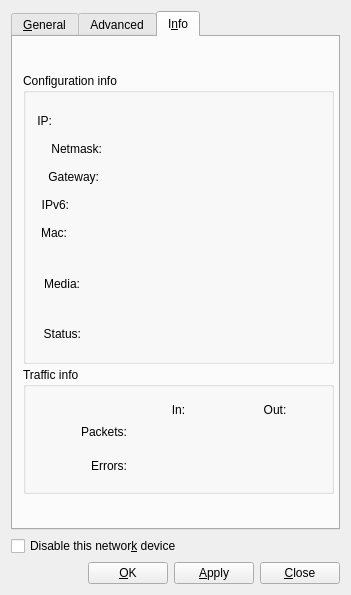
The window that src/ethernetconfig/ethernetconfig.ui (Peter2121/pc-networkmanager) describes before a commit, drawn with Qt 5.
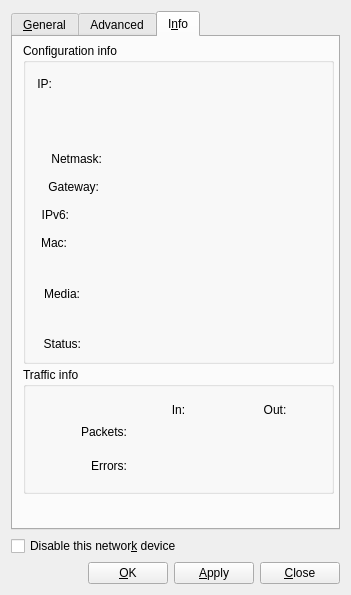
The same window after the commit. Icons and pictures are not drawn.

Commit message: Show IPv4 aliases in Info tab

The edit to the form file:
```diff
--- a/src/ethernetconfig/ethernetconfig.ui
+++ b/src/ethernetconfig/ethernetconfig.ui
@@ -366,9 +366,9 @@
        <property name="geometry">
         <rect>
          <x>10</x>
-         <y>36</y>
+         <y>6</y>
          <width>311</width>
-         <height>291</height>
+         <height>321</height>
         </rect>
        </property>
        <property name="title">
@@ -378,7 +378,7 @@
         <property name="geometry">
          <rect>
           <x>12</x>
-          <y>65</y>
+          <y>105</y>
           <width>67</width>
           <height>22</height>
          </rect>
@@ -403,7 +403,7 @@
         <property name="geometry">
          <rect>
           <x>12</x>
-          <y>37</y>
+          <y>30</y>
           <width>17</width>
           <height>22</height>
          </rect>
@@ -428,7 +428,7 @@
         <property name="geometry">
          <rect>
           <x>12</x>
-          <y>93</y>
+          <y>133</y>
           <width>64</width>
           <height>22</height>
          </rect>
@@ -453,7 +453,7 @@
         <property name="geometry">
          <rect>
           <x>12</x>
-          <y>121</y>
+          <y>161</y>
           <width>34</width>
           <height>22</height>
          </rect>
@@ -478,7 +478,7 @@
         <property name="geometry">
          <rect>
           <x>12</x>
-          <y>149</y>
+          <y>189</y>
           <width>32</width>
           <height>22</height>
          </rect>
@@ -503,7 +503,7 @@
         <property name="geometry">
          <rect>
           <x>12</x>
-          <y>200</y>
+          <y>240</y>
           <width>45</width>
           <height>22</height>
          </rect>
@@ -528,7 +528,7 @@
         <property name="geometry">
          <rect>
           <x>12</x>
-          <y>250</y>
+          <y>290</y>
           <width>46</width>
           <height>22</height>
          </rect>
@@ -553,7 +553,7 @@
         <property name="geometry">
          <rect>
           <x>95</x>
-          <y>250</y>
+          <y>290</y>
           <width>201</width>
           <height>20</height>
          </rect>
@@ -569,7 +569,7 @@
         <property name="geometry">
          <rect>
           <x>95</x>
-          <y>121</y>
+          <y>161</y>
           <width>201</width>
           <height>20</height>
          </rect>
@@ -585,7 +585,7 @@
         <property name="geometry">
          <rect>
           <x>95</x>
-          <y>93</y>
+          <y>133</y>
           <width>201</width>
           <height>20</height>
          </rect>
@@ -601,7 +601,7 @@
         <property name="geometry">
          <rect>
           <x>95</x>
-          <y>65</y>
+          <y>105</y>
           <width>201</width>
           <height>20</height>
          </rect>
@@ -625,7 +625,7 @@
           <x>95</x>
           <y>37</y>
           <width>201</width>
-          <height>20</height>
+          <height>61</height>
          </rect>
         </property>
         <property name="sizePolicy">
@@ -645,7 +645,7 @@
         <property name="geometry">
          <rect>
           <x>95</x>
-          <y>149</y>
+          <y>189</y>
           <width>201</width>
           <height>20</height>
          </rect>
@@ -661,7 +661,7 @@
         <property name="geometry">
          <rect>
           <x>95</x>
-          <y>179</y>
+          <y>219</y>
           <width>201</width>
           <height>61</height>
          </rect>
```
The commit also changes 1 other file.
